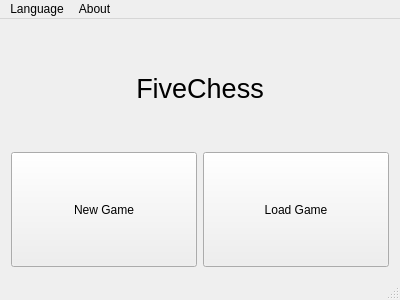
Qt form FiveChess.ui (alphagocc/FiveChess-) before a commit.
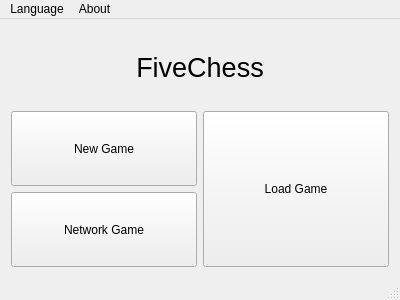
The same form after that commit. Icons and pictures are not drawn.

Commit message: Prepare something Turn chessBoard into global

```diff
--- a/FiveChess.ui
+++ b/FiveChess.ui
@@ -25,33 +25,7 @@
     <selectedon>:/ico/Resources/ICO.ico</selectedon>:/ico/Resources/ICO.ico</iconset>
   </property>
   <widget class="QWidget" name="centralWidget">
-   <layout class="QGridLayout" name="gridLayout" rowstretch="0,0">
-    <item row="1" column="0">
-     <widget class="QPushButton" name="pushButtonNew">
-      <property name="sizePolicy">
-       <sizepolicy hsizetype="Minimum" vsizetype="Preferred">
-        <horstretch>0</horstretch>
-        <verstretch>0</verstretch>
-       </sizepolicy>
-      </property>
-      <property name="text">
-       <string>New Game</string>
-      </property>
-     </widget>
-    </item>
-    <item row="1" column="1">
-     <widget class="QPushButton" name="pushButtonLoad">
-      <property name="sizePolicy">
-       <sizepolicy hsizetype="Minimum" vsizetype="Preferred">
-        <horstretch>0</horstretch>
-        <verstretch>0</verstretch>
-       </sizepolicy>
-      </property>
-      <property name="text">
-       <string>Load Game</string>
-      </property>
-     </widget>
-    </item>
+   <layout class="QGridLayout" name="gridLayout" rowstretch="0,0,0">
     <item row="0" column="0" colspan="2">
      <widget class="QLabel" name="label">
       <property name="font">
@@ -67,6 +41,45 @@
       </property>
      </widget>
     </item>
+    <item row="1" column="0">
+     <widget class="QPushButton" name="pushButtonNew">
+      <property name="sizePolicy">
+       <sizepolicy hsizetype="Preferred" vsizetype="Preferred">
+        <horstretch>0</horstretch>
+        <verstretch>0</verstretch>
+       </sizepolicy>
+      </property>
+      <property name="text">
+       <string>New Game</string>
+      </property>
+     </widget>
+    </item>
+    <item row="2" column="0">
+     <widget class="QPushButton" name="pushButtonNetworkGame">
+      <property name="sizePolicy">
+       <sizepolicy hsizetype="Preferred" vsizetype="Preferred">
+        <horstretch>0</horstretch>
+        <verstretch>0</verstretch>
+       </sizepolicy>
+      </property>
+      <property name="text">
+       <string>Network Game</string>
+      </property>
+     </widget>
+    </item>
+    <item row="1" column="1" rowspan="2">
+     <widget class="QPushButton" name="pushButtonLoad">
+      <property name="sizePolicy">
+       <sizepolicy hsizetype="Preferred" vsizetype="Preferred">
+        <horstretch>0</horstretch>
+        <verstretch>0</verstretch>
+       </sizepolicy>
+      </property>
+      <property name="text">
+       <string>Load Game</string>
+      </property>
+     </widget>
+    </item>
    </layout>
   </widget>
   <widget class="QMenuBar" name="menuBar">
```
The commit also changes 17 other files.
